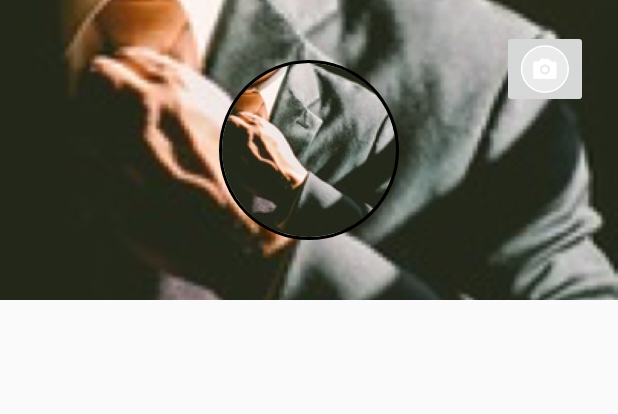
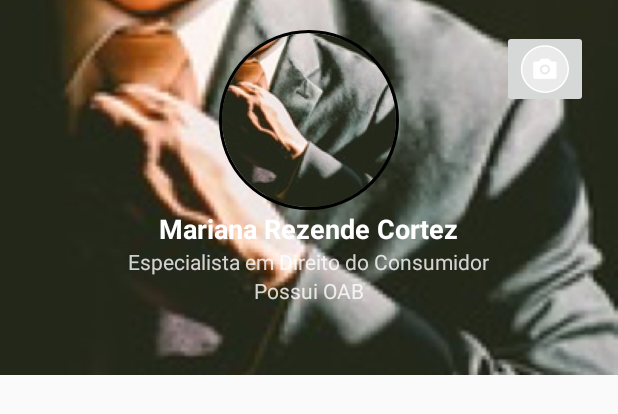
Before and after one commit to Lab262/GoLawyer, an Android app: the layout register_profile_photo.xml on its own in the app's theme, with its tools: preview values and no code run, on a phone screen of 412 x 824 dp. Shown: the top 414 px of the screen. Run offline under Robolectric (Android 15) with nearby library versions, the phone set to English and light mode, and no system bars.

Commit message:
Adjust Layout RegisterProfilePhoto

```diff
--- a/app/src/main/java/mobigap/golawyer/Register/RegisterActivity.java
+++ b/app/src/main/java/mobigap/golawyer/Register/RegisterActivity.java
@@ -9,6 +9,7 @@ import android.view.View;
 import android.widget.ImageButton;
 import android.widget.ImageView;
 import android.widget.RadioButton;
+import android.widget.RelativeLayout;
 import android.widget.TextView;
 
 import com.github.aakira.expandablelayout.ExpandableRelativeLayout;
@@ -32,6 +33,8 @@ public class RegisterActivity extends AppCompatActivity implements View.OnClickL
     RadioButton cellPhoneRadioButton,officeRadioButton,bothRadioButton,agreeRadioButton,disagreeRadioButton;
     Boolean agreeTerms;
 
+    private final int SIZE_PROFILE_PHOTO = 350;
+
 
     @Override
     protected void onCreate(Bundle savedInstanceState) {
@@ -39,6 +42,7 @@ public class RegisterActivity extends AppCompatActivity implements View.OnClickL
         setContentView(R.layout.activity_register);
         getInstanceViews();
         setPropertiesViews();
+        adjustLayoutHeader();
     }
 
     private void getInstanceViews() {
@@ -95,6 +99,18 @@ public class RegisterActivity extends AppCompatActivity implements View.OnClickL
         bothRadioButton.setOnClickListener(this);
         agreeRadioButton.setOnClickListener(this);
         disagreeRadioButton.setOnClickListener(this);
+    }
+
+    private void adjustLayoutHeader(){
+        View informationView = registerProfilePhoto.findViewById(R.id.informationView);
+        informationView.setVisibility(View.INVISIBLE);
+
+        RelativeLayout.LayoutParams params = (RelativeLayout.LayoutParams) circleImageViewProfile.getLayoutParams();
+        params.height = SIZE_PROFILE_PHOTO;
+        params.width = SIZE_PROFILE_PHOTO;
+        params.addRule(RelativeLayout.CENTER_VERTICAL);
+        params.addRule(RelativeLayout.ALIGN_TOP, 0);
+        circleImageViewProfile.setLayoutParams(params);
     }
 
     @Override
--- a/app/src/main/res/layout/register_profile_photo.xml
+++ b/app/src/main/res/layout/register_profile_photo.xml
@@ -5,7 +5,7 @@
 
     <RelativeLayout
         android:layout_width="match_parent"
-        android:layout_height="200dp">
+        android:layout_height="250dp">
 
         <ImageView
             android:id="@+id/backgroundPhotoImage"
@@ -39,8 +39,50 @@
             android:src="@drawable/placeholder_image"
             app:civ_border_width="2dp"
             app:civ_border_color="#FF000000"
-            android:layout_centerVertical="true"
+            android:layout_alignTop="@+id/cameraButton"
             android:layout_centerHorizontal="true" />
+
+        <RelativeLayout
+            android:layout_width="match_parent"
+            android:layout_height="match_parent"
+            android:layout_below="@+id/profileImage"
+            android:layout_alignParentLeft="true"
+            android:layout_alignParentStart="true"
+            android:id="@+id/informationView">
+
+            <TextView
+                android:layout_width="wrap_content"
+                android:layout_height="wrap_content"
+                android:textAppearance="?android:attr/textAppearanceMedium"
+                android:id="@+id/nameTextView"
+                android:textColor="@color/white"
+                android:textStyle="bold"
+                android:text="Mariana Rezende Cortez"
+                android:layout_below="@+id/profileImage"
+                android:layout_centerHorizontal="true" />
+
+            <TextView
+                android:layout_width="wrap_content"
+                android:layout_height="wrap_content"
+                android:textAppearance="?android:attr/textAppearanceSmall"
+                android:text="Especialista em Direito do Consumidor"
+                android:id="@+id/specialtyTextView"
+                android:textColor="@color/white"
+                android:alpha="0.8"
+                android:layout_below="@+id/nameTextView"
+                android:layout_centerHorizontal="true" />
+
+            <TextView
+                android:layout_width="wrap_content"
+                android:layout_height="wrap_content"
+                android:textAppearance="?android:attr/textAppearanceSmall"
+                android:text="Possui OAB"
+                android:id="@+id/hasOABTextView"
+                android:alpha="0.8"
+                android:textColor="@color/white"
+                android:layout_below="@+id/specialtyTextView"
+                android:layout_centerHorizontal="true" />
+        </RelativeLayout>
 
     </RelativeLayout>
 
```
